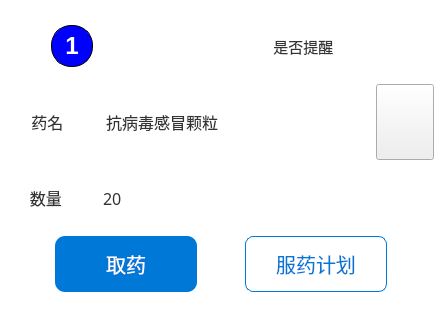
Qt form fetch_card.ui (tongvvv/medicineBox) before a commit.
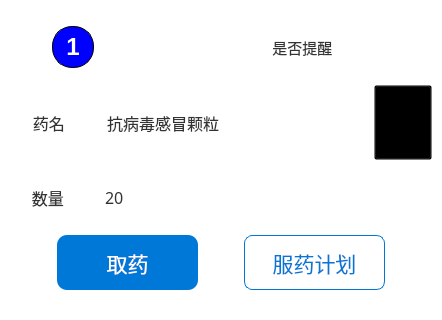
The same form after that commit. Icons and pictures are not drawn. Custom widgets are drawn as their Qt base class.

What changed in the file:
```diff
--- a/fetch_card.ui
+++ b/fetch_card.ui
@@ -18,8 +18,8 @@
   </property>
   <property name="minimumSize">
    <size>
-    <width>442</width>
-    <height>320</height>
+    <width>340</width>
+    <height>300</height>
    </size>
   </property>
   <property name="windowTitle">
@@ -42,16 +42,16 @@
     <enum>QLayout::SetDefaultConstraint</enum>
    </property>
    <property name="leftMargin">
-    <number>8</number>
+    <number>10</number>
    </property>
    <property name="topMargin">
-    <number>8</number>
+    <number>10</number>
    </property>
    <property name="rightMargin">
-    <number>8</number>
+    <number>10</number>
    </property>
    <property name="bottomMargin">
-    <number>8</number>
+    <number>10</number>
    </property>
    <item>
     <widget class="QWidget" name="widget" native="true">
@@ -222,10 +222,15 @@
           <verstretch>0</verstretch>
          </sizepolicy>
         </property>
+        <property name="font">
+         <font>
+          <bold>false</bold>
+         </font>
+        </property>
         <property name="styleSheet">
-         <string notr="true">QToolButton#med_info
+         <string notr="true">#med_info
 {
-border-image: url(:/images/eye.png);
+	background-color: transparent;
 }</string>
         </property>
         <property name="text">
@@ -312,6 +317,12 @@
    </item>
    <item>
     <widget class="QWidget" name="widget_3" native="true">
+     <property name="sizePolicy">
+      <sizepolicy hsizetype="Preferred" vsizetype="Preferred">
+       <horstretch>0</horstretch>
+       <verstretch>0</verstretch>
+      </sizepolicy>
+     </property>
      <property name="styleSheet">
       <string notr="true"/>
      </property>
@@ -347,17 +358,23 @@
       <item>
        <widget class="QPushButton" name="pushButton_2">
         <property name="sizePolicy">
-         <sizepolicy hsizetype="Minimum" vsizetype="Preferred">
+         <sizepolicy hsizetype="Ignored" vsizetype="Preferred">
           <horstretch>0</horstretch>
           <verstretch>0</verstretch>
          </sizepolicy>
         </property>
+        <property name="font">
+         <font>
+          <family>微软雅黑</family>
+          <pointsize>16</pointsize>
+          <bold>false</bold>
+         </font>
+        </property>
         <property name="styleSheet">
          <string notr="true">QPushButton {
     background-color: #0078d7;
     color: white;
     border-radius: 10px;
-    font-size: 20px;
     border: none;
     padding: 4px 8px;
 }
@@ -391,18 +408,24 @@
       <item>
        <widget class="QPushButton" name="pushButton_3">
         <property name="sizePolicy">
-         <sizepolicy hsizetype="Minimum" vsizetype="Preferred">
+         <sizepolicy hsizetype="Ignored" vsizetype="Preferred">
           <horstretch>0</horstretch>
           <verstretch>0</verstretch>
          </sizepolicy>
         </property>
+        <property name="font">
+         <font>
+          <family>微软雅黑</family>
+          <pointsize>16</pointsize>
+          <bold>false</bold>
+         </font>
+        </property>
         <property name="styleSheet">
          <string notr="true">QPushButton {
     color: #0078d7;
     border: 1px solid #0078d7;
     border-radius: 8px;
-    padding: 3px 8px;
-    font-size: 20px;
+    padding: 4px 8px;
     background-color: white;
 }
 
```
Left out of the diff: 12 changed lines with no effect on the pictures.
